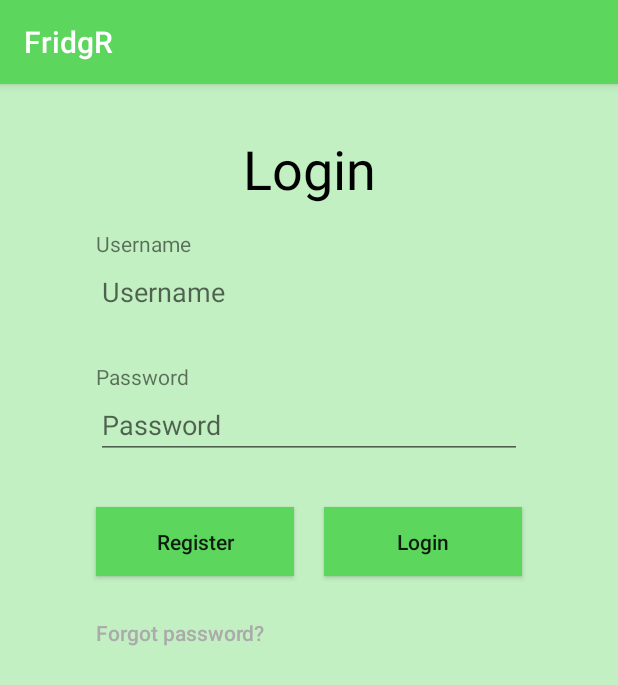
After one commit to MattDominey5107530/FridgRApplication, an Android app: the fragment LoginFragment shown on its own in the app's theme, on a phone screen of 412 x 824 dp. The commit adds this screen. Shown: the top 685 px of the screen. Run offline under Robolectric (Android 15) with nearby library versions, the phone set to English and light mode, and no system bars.

Commit message:
Implemented basic template of the LoginFragment.

```diff
--- a/app/build.gradle
+++ b/app/build.gradle
@@ -26,12 +26,12 @@ android {
 dependencies {
     implementation fileTree(dir: 'libs', include: ['*.jar'])
     implementation "org.jetbrains.kotlin:kotlin-stdlib-jdk7:$kotlin_version"
-    implementation 'androidx.appcompat:appcompat:1.0.2'
-    implementation 'androidx.core:core-ktx:1.0.2'
+    implementation 'androidx.appcompat:appcompat:1.1.0'
+    implementation 'androidx.core:core-ktx:1.2.0'
     implementation 'androidx.constraintlayout:constraintlayout:1.1.3'
     implementation 'androidx.legacy:legacy-support-v4:1.0.0'
     testImplementation 'junit:junit:4.12'
-    androidTestImplementation 'androidx.test.ext:junit:1.1.0'
-    androidTestImplementation 'androidx.test.espresso:espresso-core:3.1.1'
-    implementation 'com.google.android.material:material:1.0.0'
+    androidTestImplementation 'androidx.test.ext:junit:1.1.1'
+    androidTestImplementation 'androidx.test.espresso:espresso-core:3.2.0'
+    implementation 'com.google.android.material:material:1.1.0'
 }
--- /dev/null
+++ b/app/src/main/java/com/example/fridgr/LoginFragment.kt
@@ -0,0 +1,70 @@
+package com.example.fridgr
+
+
+import android.os.Bundle
+import androidx.fragment.app.Fragment
+import android.view.LayoutInflater
+import android.view.View
+import android.view.ViewGroup
+import android.widget.Button
+import android.widget.EditText
+
+class LoginFragment: Fragment() {
+
+    lateinit var usernameEditText: EditText
+    lateinit var passwordEditText: EditText
+
+    /**
+     * Fragment instantiation
+     */
+    override fun onCreateView(
+        inflater: LayoutInflater, container: ViewGroup?,
+        savedInstanceState: Bundle?
+    ): View? {
+        // Inflate the layout for this fragment
+        val v: View = inflater.inflate(R.layout.fragment_login, container, false)
+
+        //Couple the buttons with their button press functions
+        val loginButton: Button = v.findViewById(R.id.btnLogin)
+        loginButton.setOnClickListener { onClickLoginButton() }
+
+        val registerButton: Button = v.findViewById(R.id.btnRegister)
+        registerButton.setOnClickListener { onClickRegisterButton() }
+
+        val forgottenPasswordButton: Button = v.findViewById(R.id.btnForgottenPassword)
+        forgottenPasswordButton.setOnClickListener { onClickForgottenPasswordButton() }
+
+        /**
+         * Get reference to the EditTexts for username and password
+         */
+        usernameEditText = v.findViewById(R.id.edtUsername)
+        passwordEditText = v.findViewById(R.id.edtPassword)
+
+        return v
+    }
+
+    companion object {
+        fun newInstance(): LoginFragment = LoginFragment()
+    }
+
+
+    /**
+     * Button press functions
+     */
+    private fun onClickLoginButton() {
+        TODO("not implemented")
+    }
+
+    private fun onClickRegisterButton() {
+        TODO("not implemented")
+    }
+
+    private fun onClickForgottenPasswordButton() {
+        TODO("not implemented")
+    }
+
+    /**
+     * GUI function TODO("not implemented")
+     */
+
+}
--- /dev/null
+++ b/app/src/main/res/layout/fragment_login.xml
@@ -0,0 +1,104 @@
+<?xml version="1.0" encoding="utf-8"?>
+<androidx.constraintlayout.widget.ConstraintLayout xmlns:android="http://schemas.android.com/apk/res/android"
+    xmlns:app="http://schemas.android.com/apk/res-auto"
+    xmlns:tools="http://schemas.android.com/tools"
+    android:layout_width="match_parent"
+    android:layout_height="match_parent"
+    android:background="@color/colorAccent"
+    tools:context=".LoginFragment">
+
+    <TextView
+        android:id="@+id/txvLogin"
+        android:layout_width="wrap_content"
+        android:layout_height="wrap_content"
+        android:layout_marginTop="32dp"
+        android:text="@string/login_login"
+        android:textColor="@color/design_default_color_on_secondary"
+        android:textSize="36sp"
+        app:layout_constraintEnd_toEndOf="parent"
+        app:layout_constraintStart_toStartOf="parent"
+        app:layout_constraintTop_toTopOf="parent" />
+
+    <TextView
+        android:id="@+id/txvUsername"
+        android:layout_width="wrap_content"
+        android:layout_height="wrap_content"
+        android:layout_marginStart="64dp"
+        android:layout_marginLeft="64dp"
+        android:layout_marginTop="16dp"
+        android:text="@string/login_username"
+        app:layout_constraintStart_toStartOf="parent"
+        app:layout_constraintTop_toBottomOf="@+id/txvLogin" />
+
+    <EditText
+        android:id="@+id/edtUsername"
+        android:layout_width="0dp"
+        android:layout_height="wrap_content"
+        android:layout_marginEnd="64dp"
+        android:layout_marginRight="64dp"
+        android:ems="10"
+        android:imeOptions="actionNext"
+        android:inputType="textPersonName"
+        app:layout_constraintEnd_toEndOf="parent"
+        app:layout_constraintStart_toStartOf="@+id/txvUsername"
+        app:layout_constraintTop_toBottomOf="@+id/txvUsername"
+        android:hint="@string/login_username"
+        android:autofillHints="username" />
+
+    <TextView
+        android:id="@+id/txvPassword"
+        android:layout_width="wrap_content"
+        android:layout_height="wrap_content"
+        android:layout_marginTop="24dp"
+        android:text="@string/login_password"
+        app:layout_constraintStart_toStartOf="@+id/edtUsername"
+        app:layout_constraintTop_toBottomOf="@+id/edtUsername" />
+
+    <EditText
+        android:id="@+id/edtPassword"
+        android:layout_width="0dp"
+        android:layout_height="wrap_content"
+        android:ems="10"
+        android:imeOptions="actionGo"
+        android:inputType="textPassword"
+        app:layout_constraintEnd_toEndOf="@+id/edtUsername"
+        app:layout_constraintStart_toStartOf="@+id/txvPassword"
+        app:layout_constraintTop_toBottomOf="@+id/txvPassword"
+        android:hint="@string/login_password"
+        android:autofillHints="password" />
+
+    <Button
+        android:id="@+id/btnRegister"
+        android:layout_width="132dp"
+        android:layout_height="46dp"
+        android:layout_marginTop="32dp"
+        android:background="@color/colorPrimary"
+        android:text="@string/login_register"
+        android:textAllCaps="false"
+        app:layout_constraintStart_toStartOf="@+id/edtPassword"
+        app:layout_constraintTop_toBottomOf="@+id/edtPassword" />
+
+    <Button
+        android:id="@+id/btnLogin"
+        android:layout_width="132dp"
+        android:layout_height="46dp"
+        android:background="@color/colorPrimary"
+        android:text="@string/login_login"
+        android:textAllCaps="false"
+        app:layout_constraintEnd_toEndOf="@+id/edtPassword"
+        app:layout_constraintTop_toTopOf="@+id/btnRegister" />
+
+    <Button
+        android:id="@+id/btnForgottenPassword"
+        android:layout_width="wrap_content"
+        android:layout_height="28dp"
+        android:layout_marginTop="24dp"
+        android:background="@android:color/transparent"
+        android:shadowColor="@android:color/transparent"
+        android:text="@string/login_forgottenpassword"
+        android:textAllCaps="false"
+        android:textColor="@android:color/darker_gray"
+        app:layout_constraintStart_toStartOf="@+id/btnRegister"
+        app:layout_constraintTop_toBottomOf="@+id/btnRegister" />
+
+</androidx.constraintlayout.widget.ConstraintLayout>
--- a/app/src/main/res/values/strings.xml
+++ b/app/src/main/res/values/strings.xml
@@ -5,4 +5,10 @@
     <string name="menu_fridge">Fridge</string>
     <string name="menu_recipesearch">Recipe Search</string>
     <string name="menu_settings">Settings</string>
+
+    <string name="login_login">Login</string>
+    <string name="login_username">Username</string>
+    <string name="login_password">Password</string>
+    <string name="login_register">Register</string>
+    <string name="login_forgottenpassword">Forgot password?</string>
 </resources>
```
Also changed, not shown: app/src/main/java/com/example/fridgr/MainActivity.kt (+8 -0 lines).
